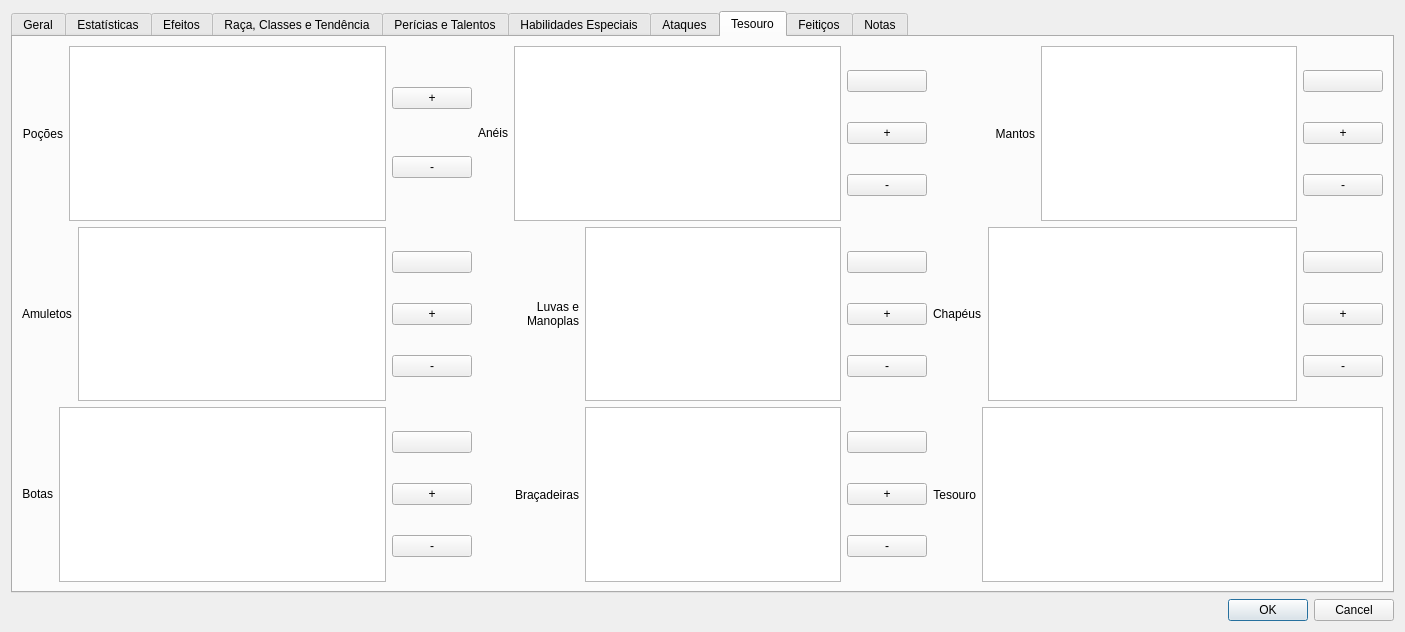
Qt form ifg/qt/ui/entidade.ui (matferib/tabuleiro-virtual) before a commit.
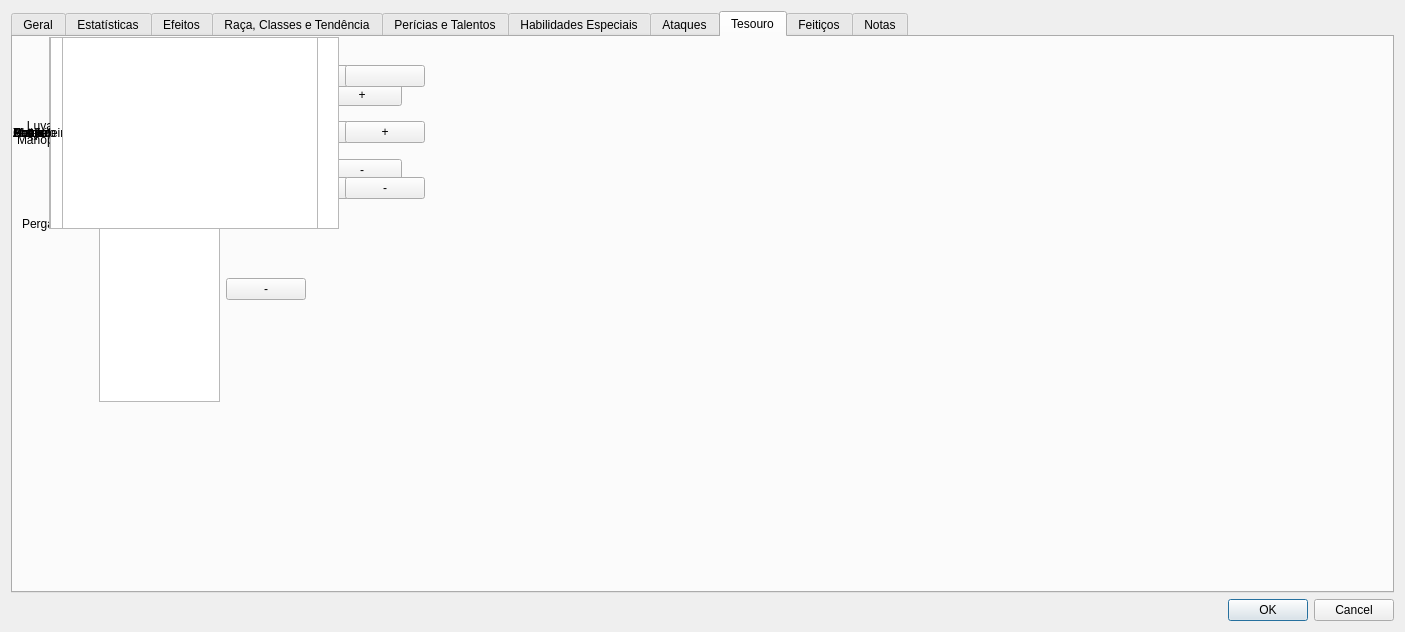
The same form after that commit. The open tabs and pages were chosen to show the change.

Commit message: inicio ui pergaminhos

```diff
--- a/ifg/qt/ui/entidade.ui
+++ b/ifg/qt/ui/entidade.ui
@@ -3521,8 +3521,47 @@
       <attribute name="title">
        <string>Tesouro</string>
       </attribute>
-      <layout class="QGridLayout" name="gridLayout_7">
-       <item row="0" column="1">
+      <widget class="QWidget" name="">
+       <property name="geometry">
+        <rect>
+         <x>9</x>
+         <y>9</y>
+         <width>284</width>
+         <height>356</height>
+        </rect>
+       </property>
+       <layout class="QHBoxLayout" name="horizontalLayout_27">
+        <item>
+         <widget class="QLabel" name="label_15">
+          <property name="text">
+           <string>Pergaminhos</string>
+          </property>
+         </widget>
+        </item>
+        <item>
+         <widget class="QListWidget" name="lista_pergaminhos"/>
+        </item>
+        <item>
+         <layout class="QVBoxLayout" name="verticalLayout_23">
+          <item>
+           <widget class="QPushButton" name="botao_adicionar_pergaminho">
+            <property name="text">
+             <string>+</string>
+            </property>
+           </widget>
+          </item>
+          <item>
+           <widget class="QPushButton" name="botao_remover_pergaminho">
+            <property name="text">
+             <string>-</string>
+            </property>
+           </widget>
+          </item>
+         </layout>
+        </item>
+       </layout>
+      </widget>
+      <widget class="QWidget" name="">
         <layout class="QHBoxLayout" name="horizontalLayout_36">
          <item>
           <widget class="QLabel" name="label_74">
@@ -3574,77 +3613,8 @@
           </layout>
          </item>
         </layout>
-       </item>
-       <item row="0" column="3">
-        <layout class="QHBoxLayout" name="horizontalLayout_40">
-         <item>
-          <widget class="QLabel" name="label_87">
-           <property name="sizePolicy">
-            <sizepolicy hsizetype="MinimumExpanding" vsizetype="Preferred">
-             <horstretch>0</horstretch>
-             <verstretch>0</verstretch>
-            </sizepolicy>
-           </property>
-           <property name="text">
-            <string>Mantos</string>
-           </property>
-           <property name="alignment">
-            <set>Qt::AlignRight|Qt::AlignTrailing|Qt::AlignVCenter</set>
-           </property>
-          </widget>
-         </item>
-         <item>
-          <widget class="QListWidget" name="lista_mantos"/>
-         </item>
-         <item>
-          <layout class="QVBoxLayout" name="verticalLayout_9">
-           <item>
-            <widget class="QPushButton" name="botao_usar_manto">
-             <property name="sizePolicy">
-              <sizepolicy hsizetype="Minimum" vsizetype="Fixed">
-               <horstretch>0</horstretch>
-               <verstretch>0</verstretch>
-              </sizepolicy>
-             </property>
-             <property name="toolTip">
-              <string>Usar/retirar anel</string>
-             </property>
-             <property name="text">
-              <string/>
-             </property>
-            </widget>
-           </item>
-           <item>
-            <widget class="QPushButton" name="botao_adicionar_manto">
-             <property name="sizePolicy">
-              <sizepolicy hsizetype="Minimum" vsizetype="Fixed">
-               <horstretch>0</horstretch>
-               <verstretch>0</verstretch>
-              </sizepolicy>
-             </property>
-             <property name="text">
-              <string>+</string>
-             </property>
-            </widget>
-           </item>
-           <item>
-            <widget class="QPushButton" name="botao_remover_manto">
-             <property name="sizePolicy">
-              <sizepolicy hsizetype="Minimum" vsizetype="Fixed">
-               <horstretch>0</horstretch>
-               <verstretch>0</verstretch>
-              </sizepolicy>
-             </property>
-             <property name="text">
-              <string>-</string>
-             </property>
-            </widget>
-           </item>
-          </layout>
-         </item>
-        </layout>
-       </item>
-       <item row="0" column="2">
+      </widget>
+      <widget class="QWidget" name="">
         <layout class="QHBoxLayout" name="horizontalLayout_17">
          <item>
           <widget class="QLabel" name="label_86">
@@ -3694,8 +3664,77 @@
           </layout>
          </item>
         </layout>
-       </item>
-       <item row="1" column="1">
+      </widget>
+      <widget class="QWidget" name="">
+       <layout class="QHBoxLayout" name="horizontalLayout_40">
+        <item>
+         <widget class="QLabel" name="label_87">
+          <property name="sizePolicy">
+           <sizepolicy hsizetype="MinimumExpanding" vsizetype="Preferred">
+            <horstretch>0</horstretch>
+            <verstretch>0</verstretch>
+           </sizepolicy>
+          </property>
+          <property name="text">
+           <string>Mantos</string>
+          </property>
+          <property name="alignment">
+           <set>Qt::AlignRight|Qt::AlignTrailing|Qt::AlignVCenter</set>
+          </property>
+         </widget>
+        </item>
+        <item>
+         <widget class="QListWidget" name="lista_mantos"/>
+        </item>
+        <item>
+         <layout class="QVBoxLayout" name="verticalLayout_9">
+          <item>
+           <widget class="QPushButton" name="botao_usar_manto">
+            <property name="sizePolicy">
+             <sizepolicy hsizetype="Minimum" vsizetype="Fixed">
+              <horstretch>0</horstretch>
+              <verstretch>0</verstretch>
+             </sizepolicy>
+            </property>
+            <property name="toolTip">
+             <string>Usar/retirar anel</string>
+            </property>
+            <property name="text">
+             <string/>
+            </property>
+           </widget>
+          </item>
+          <item>
+           <widget class="QPushButton" name="botao_adicionar_manto">
+            <property name="sizePolicy">
+             <sizepolicy hsizetype="Minimum" vsizetype="Fixed">
+              <horstretch>0</horstretch>
+              <verstretch>0</verstretch>
+             </sizepolicy>
+            </property>
+            <property name="text">
+             <string>+</string>
+            </property>
+           </widget>
+          </item>
+          <item>
+           <widget class="QPushButton" name="botao_remover_manto">
+            <property name="sizePolicy">
+             <sizepolicy hsizetype="Minimum" vsizetype="Fixed">
+              <horstretch>0</horstretch>
+              <verstretch>0</verstretch>
+             </sizepolicy>
+            </property>
+            <property name="text">
+             <string>-</string>
+            </property>
+           </widget>
+          </item>
+         </layout>
+        </item>
+       </layout>
+      </widget>
+      <widget class="QWidget" name="">
         <layout class="QHBoxLayout" name="horizontalLayout_3">
          <item>
           <widget class="QLabel" name="label_98">
@@ -3733,56 +3772,8 @@
           </layout>
          </item>
         </layout>
-       </item>
-       <item row="2" column="1">
-        <layout class="QHBoxLayout" name="horizontalLayout_44">
-         <item>
-          <widget class="QLabel" name="label_99">
-           <property name="sizePolicy">
-            <sizepolicy hsizetype="Fixed" vsizetype="Fixed">
-             <horstretch>0</horstretch>
-             <verstretch>0</verstretch>
-            </sizepolicy>
-           </property>
-           <property name="text">
-            <string>Botas</string>
-           </property>
-           <property name="alignment">
-            <set>Qt::AlignRight|Qt::AlignTrailing|Qt::AlignVCenter</set>
-           </property>
-          </widget>
-         </item>
-         <item>
-          <widget class="QListWidget" name="lista_botas"/>
-         </item>
-         <item>
-          <layout class="QVBoxLayout" name="verticalLayout_22">
-           <item>
-            <widget class="QPushButton" name="botao_usar_botas">
-             <property name="text">
-              <string/>
-             </property>
-            </widget>
-           </item>
-           <item>
-            <widget class="QPushButton" name="botao_adicionar_botas">
-             <property name="text">
-              <string>+</string>
-             </property>
-            </widget>
-           </item>
-           <item>
-            <widget class="QPushButton" name="botao_remover_botas">
-             <property name="text">
-              <string>-</string>
-             </property>
-            </widget>
-           </item>
-          </layout>
-         </item>
-        </layout>
-       </item>
-       <item row="1" column="2">
+      </widget>
+      <widget class="QWidget" name="">
         <layout class="QHBoxLayout" name="horizontalLayout_41">
          <item>
           <widget class="QLabel" name="label_88">
@@ -3833,8 +3824,95 @@
           </layout>
          </item>
         </layout>
-       </item>
-       <item row="2" column="2">
+      </widget>
+      <widget class="QWidget" name="">
+       <layout class="QHBoxLayout" name="horizontalLayout_45">
+        <item>
+         <widget class="QLabel" name="label_96">
+          <property name="text">
+           <string>Chapéus</string>
+          </property>
+         </widget>
+        </item>
+        <item>
+         <widget class="QListWidget" name="lista_chapeus"/>
+        </item>
+        <item>
+         <layout class="QVBoxLayout" name="verticalLayout_20">
+          <item>
+           <widget class="QPushButton" name="botao_vestir_chapeu">
+            <property name="text">
+             <string/>
+            </property>
+           </widget>
+          </item>
+          <item>
+           <widget class="QPushButton" name="botao_adicionar_chapeu">
+            <property name="text">
+             <string>+</string>
+            </property>
+           </widget>
+          </item>
+          <item>
+           <widget class="QPushButton" name="botao_remover_chapeu">
+            <property name="text">
+             <string>-</string>
+            </property>
+           </widget>
+          </item>
+         </layout>
+        </item>
+       </layout>
+      </widget>
+      <widget class="QWidget" name="">
+       <layout class="QHBoxLayout" name="horizontalLayout_44">
+        <item>
+         <widget class="QLabel" name="label_99">
+          <property name="sizePolicy">
+           <sizepolicy hsizetype="Fixed" vsizetype="Fixed">
+            <horstretch>0</horstretch>
+            <verstretch>0</verstretch>
+           </sizepolicy>
+          </property>
+          <property name="text">
+           <string>Botas</string>
+          </property>
+          <property name="alignment">
+           <set>Qt::AlignRight|Qt::AlignTrailing|Qt::AlignVCenter</set>
+          </property>
+         </widget>
+        </item>
+        <item>
+         <widget class="QListWidget" name="lista_botas"/>
+        </item>
+        <item>
+         <layout class="QVBoxLayout" name="verticalLayout_22">
+          <item>
+           <widget class="QPushButton" name="botao_usar_botas">
+            <property name="text">
+             <string/>
+            </property>
+           </widget>
+          </item>
+          <item>
+           <widget class="QPushButton" name="botao_adicionar_botas">
+            <property name="text">
+             <string>+</string>
+            </property>
+           </widget>
+          </item>
+          <item>
+           <widget class="QPushButton" name="botao_remover_botas">
+            <property name="text">
+             <string>-</string>
+            </property>
+           </widget>
+          </item>
+         </layout>
+        </item>
+       </layout>
+      </widget>
+      <widget class="QWidget" name="">
         <layout class="QHBoxLayout" name="horizontalLayout_42">
          <item>
           <widget class="QLabel" name="label_89">
@@ -3884,8 +3962,8 @@
           </layout>
          </item>
         </layout>
-       </item>
-       <item row="2" column="3">
+      </widget>
+      <widget class="QWidget" name="">
         <layout class="QHBoxLayout" name="horizontalLayout_30">
          <item>
           <widget class="QLabel" name="label_37">
@@ -3911,47 +3989,7 @@
           </widget>
          </item>
         </layout>
-       </item>
-       <item row="1" column="3">
-        <layout class="QHBoxLayout" name="horizontalLayout_45">
-         <item>
-          <widget class="QLabel" name="label_96">
-           <property name="text">
-            <string>Chapéus</string>
-           </property>
-          </widget>
-         </item>
-         <item>
-          <widget class="QListWidget" name="lista_chapeus"/>
-         </item>
-         <item>
-          <layout class="QVBoxLayout" name="verticalLayout_20">
-           <item>
-            <widget class="QPushButton" name="botao_vestir_chapeu">
-             <property name="text">
-              <string/>
-             </property>
-            </widget>
-           </item>
-           <item>
-            <widget class="QPushButton" name="botao_adicionar_chapeu">
-             <property name="text">
-              <string>+</string>
-             </property>
-            </widget>
-           </item>
-           <item>
-            <widget class="QPushButton" name="botao_remover_chapeu">
-             <property name="text">
-              <string>-</string>
-             </property>
-            </widget>
-           </item>
-          </layout>
-         </item>
-        </layout>
-       </item>
-      </layout>
+      </widget>
      </widget>
      <widget class="QWidget" name="tab_4">
       <attribute name="title">
```
Lines whose indentation alone changed are shown as unchanged. The commit also changes 4 other files.
